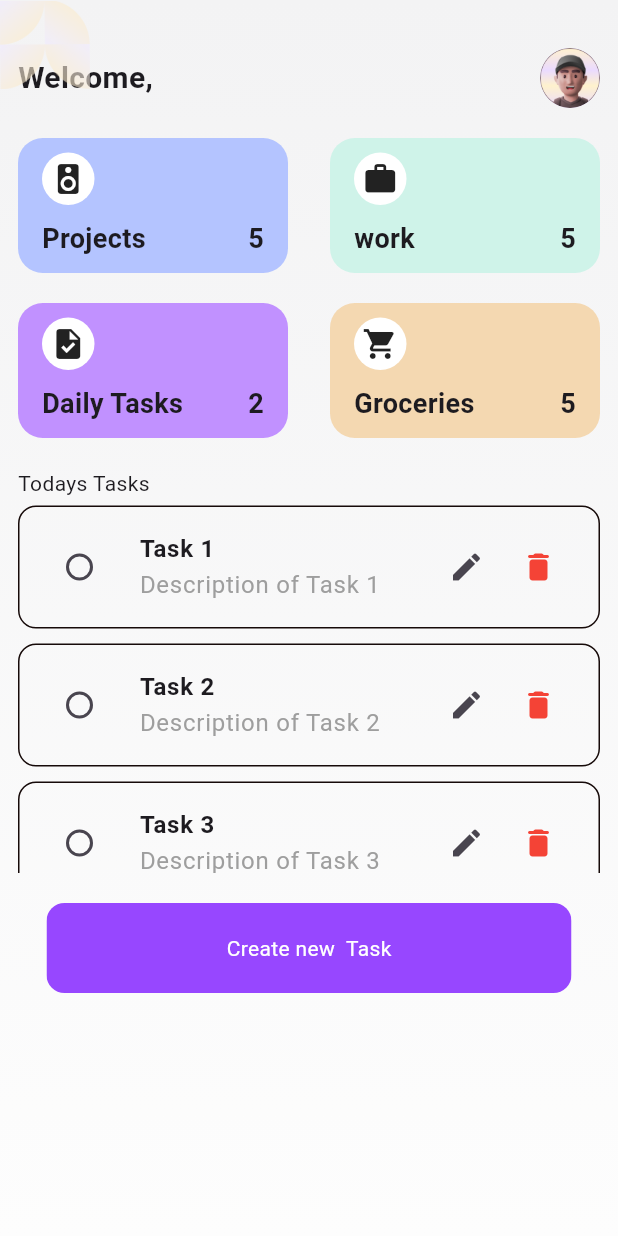
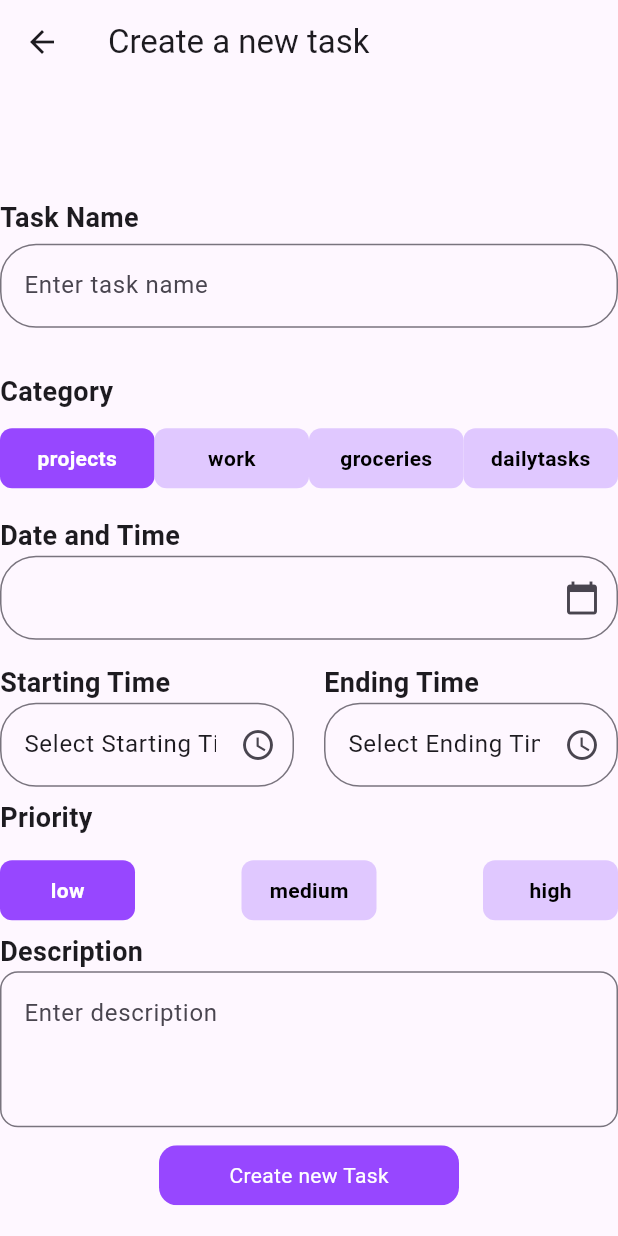
Before and after one commit to BilalYamin127/Todo, a Flutter app: the HomeScreen screen opened directly with empty values, after a tap on an icon or button, on a phone screen of 412 x 824 dp. Run offline on Flutter 3.47's test engine with Material 3 defaults, Android fonts, the phone set to English and light mode, and no system bars; our stand-ins replace cloud_firestore, firebase_auth, firebase_core, flutter_riverpod, freezed_annotation; accounts and stored records are empty.

Commit message:
update task

```diff
--- a/lib/Providers/login_provider.dart
+++ b/lib/Providers/login_provider.dart
@@ -1,9 +1,8 @@
-// import 'package:flutter_riverpod/flutter_riverpod.dart';
+import 'package:firebase_project/model/user/user_model.dart';
+import 'package:flutter_riverpod/flutter_riverpod.dart';
+// Import your UserModel class
 
-// class LoginNotifier extends Notifier<> {
-//   @override
-//    build() {
-//     return ;
-//   }
-// }
-// final Provider = NotifierProvider<LoginNotifier, >(.new);
+final userModelProvider = Provider<UserModel>((ref) {
+  // Initialize your UserModel here
+  return UserModel(); // Replace with your initialization logic
+});
--- /dev/null
+++ b/lib/converter/time_of_day_converter.dart
@@ -0,0 +1,17 @@
+import 'package:flutter/material.dart';
+import 'package:json_annotation/json_annotation.dart';
+
+class TimeOfDayConverter implements JsonConverter<TimeOfDay, String> {
+  const TimeOfDayConverter();
+
+  @override
+  TimeOfDay fromJson(String json) {
+    final parts = json.split(':');
+    return TimeOfDay(hour: int.parse(parts[0]), minute: int.parse(parts[1]));
+  }
+
+  @override
+  String toJson(TimeOfDay object) {
+    return '${object.hour}:${object.minute}';
+  }
+}
--- a/lib/main.dart
+++ b/lib/main.dart
@@ -19,6 +19,7 @@ class MyApp extends StatelessWidget {
   @override
   Widget build(BuildContext context) {
     return MaterialApp(
+      debugShowCheckedModeBanner: false,
       theme: ThemeData(
         primarySwatch: Colors.teal,
       ),
--- a/lib/model/User/user_model.dart
+++ b/lib/model/User/user_model.dart
@@ -1,17 +1,33 @@
+// import 'package:freezed_annotation/freezed_annotation.dart';
+
+// part 'user_model.freezed.dart';
+// part 'user_model.g.dart';
+
+// @freezed
+// class UserModel with _$UserModel {
+//   const factory UserModel({
+//     String? id,
+//     String? email,
+//     String? username,
+//     String? password,
+//   }) = _UserModel;
+
+//   factory UserModel.fromJson(Map<String, dynamic> json) =>
+//       _$UserModelFromJson(json); // Corrected method name
+// }
 import 'package:freezed_annotation/freezed_annotation.dart';
 
 part 'user_model.freezed.dart';
 part 'user_model.g.dart';
 
 @freezed
-class UserModel with _$UserModel {
-  const factory UserModel({
+abstract class UserModel with _$UserModel {
+  factory UserModel({
     String? id,
-    required String email,
-    required String username,
-    required String password,
+    String? email,
+    String? username,
+    String? password,
   }) = _UserModel;
-
   factory UserModel.fromJson(Map<String, dynamic> json) =>
-      _$UserModelFromJson(json); // Corrected method name
+      _$UserModelFromJson(json);
 }
--- /dev/null
+++ b/lib/model/task/task_model.dart
@@ -0,0 +1,23 @@
+import 'package:firebase_project/converter/time_of_day_converter.dart';
+import 'package:firebase_project/ui/auth/Screen/task_screen.dart';
+
+import 'package:flutter/material.dart';
+import 'package:freezed_annotation/freezed_annotation.dart';
+
+part 'task_model.freezed.dart';
+part 'task_model.g.dart';
+
+@freezed
+abstract class TaskModel with _$TaskModel {
+  factory TaskModel(
+      Categoryenum taskCategory,
+      Priorityenum taskPriority,
+      DateTime taskDate,
+      @TimeOfDayConverter() TimeOfDay taskStartTime,
+      @TimeOfDayConverter() TimeOfDay taskEndTime,
+      String taskDescription,
+      String? Id,
+      String taskname) = _TaskModel;
+  factory TaskModel.fromJson(Map<String, dynamic> json) =>
+      _$TaskModelFromJson(json);
+}
--- a/lib/repositiry/user_signup_repositiry.dart
+++ b/lib/repositiry/user_signup_repositiry.dart
@@ -1,15 +1,15 @@
 import 'package:cloud_firestore/cloud_firestore.dart';
 import 'package:firebase_auth/firebase_auth.dart';
-import 'package:firebase_project/model/User/user_model.dart';
+import 'package:firebase_project/model/user/user_model.dart';
+import 'package:flutter_riverpod/flutter_riverpod.dart';
 
 class UserSignUpRepo {
   Future<void> storeUserDataInFirestore(User user, UserModel userModel) async {
     try {
       final firestore = FirebaseFirestore.instance;
       final userCollection = firestore.collection('Users');
-      final userData = userModel.toJson();
+      final userData = userModel.toJson(); // Convert userModel to JSON
       await userCollection.add(userData);
-
       print('User data stored in Firestore successfully');
     } catch (e) {
       print('Error storing user data: $e');
@@ -32,6 +32,7 @@ class UserSignUpRepo {
         password: password,
         id: user.uid,
       );
+
       await storeUserDataInFirestore(user, userModel);
       print('User data stored in Firestore successfully');
     } catch (e) {
@@ -39,3 +40,8 @@ class UserSignUpRepo {
     }
   }
 }
+
+final userModelProvider = Provider<UserModel>((ref) {
+  // Initialize your UserModel here
+  return UserModel(); // Example initialization, replace with your logic
+});
--- a/lib/ui/auth/Screen/home_screen.dart
+++ b/lib/ui/auth/Screen/home_screen.dart
@@ -1,4 +1,5 @@
 import 'package:firebase_project/ui/auth/Screen/logout_screen.dart';
+import 'package:firebase_project/ui/auth/Screen/task_screen.dart';
 import 'package:firebase_project/widgets/container.dart';
 import 'package:flutter/material.dart';
 import 'package:firebase_auth/firebase_auth.dart';
@@ -19,11 +20,6 @@ class _HomeScreenState extends State<HomeScreen> {
   }
 
   int _selectedIndex = -1;
-  // bool isChecked = false;
-  // List<bool> _isCheckedList = List.generate(
-  //     10,
-  //     (index) =>
-  //         false); // Initialize a list to track the state of each checkbox
 
   @override
   Widget build(BuildContext context) {
@@ -178,7 +174,10 @@ class _HomeScreenState extends State<HomeScreen> {
                     borderRadius: BorderRadius.circular(12),
                     child: InkWell(
                       onTap: () {
-                        print('create new user');
+                        Navigator.push(
+                            context,
+                            MaterialPageRoute(
+                                builder: (context) => const TasksScreen()));
                       },
                       child: Container(
                           height: 60,
--- a/lib/ui/auth/Screen/logout_screen.dart
+++ b/lib/ui/auth/Screen/logout_screen.dart
@@ -1,6 +1,5 @@
 import 'package:firebase_auth/firebase_auth.dart';
 import 'package:firebase_project/ui/auth/Screen/login_screen.dart';
-import 'package:flutter/cupertino.dart';
 
 import 'package:flutter/material.dart';
 
@@ -132,7 +131,7 @@ class _LogOutState extends State<LogOut> {
             left: 12,
             top: 0,
             child: IconButton(
-              icon: Icon(Icons.arrow_back),
+              icon: const Icon(Icons.arrow_back),
               onPressed: () {
                 Navigator.pop(context);
               },
--- a/lib/ui/auth/Screen/task_screen.dart
+++ b/lib/ui/auth/Screen/task_screen.dart
@@ -0,0 +1,391 @@
+import 'package:flutter/material.dart';
+
+import 'package:intl/intl.dart';
+
+enum Categoryenum { projects, work, groceries, dailytasks }
+
+enum Priorityenum { low, medium, high }
+
+class TasksScreen extends StatefulWidget {
+  const TasksScreen({Key? key}) : super(key: key);
+
+  @override
+  State<TasksScreen> createState() => _TasksScreenState();
+}
+
+class _TasksScreenState extends State<TasksScreen> {
+  final _formKey = GlobalKey<FormState>();
+
+  TextEditingController taskNameController = TextEditingController();
+  TextEditingController descriptionController = TextEditingController();
+
+  Categoryenum? selectedCategory;
+  Priorityenum? selectedPriority;
+  DateTime? _selectedDate;
+  TimeOfDay? _selectedStartTime;
+  TimeOfDay? _selectedEndTime;
+
+  Future<void> _selectDate(BuildContext context) async {
+    DateTime? pickedDate = await showDatePicker(
+      context: context,
+      initialDate: DateTime.now(),
+      firstDate: DateTime(2020),
+      lastDate: DateTime(2101),
+    );
+    if (pickedDate != null) {
+      setState(() {
+        _selectedDate = pickedDate;
+      });
+    }
+  }
+
+  Future<void> _selectTime(BuildContext context, bool isStartTime) async {
+    TimeOfDay? pickedTime = await showTimePicker(
+      context: context,
+      initialTime: isStartTime
+          ? _selectedStartTime ?? TimeOfDay.now()
+          : _selectedEndTime ?? TimeOfDay.now(),
+    );
+    if (pickedTime != null) {
+      setState(() {
+        if (isStartTime) {
+          _selectedStartTime = pickedTime;
+        } else {
+          _selectedEndTime = pickedTime;
+        }
+      });
+    }
+  }
+
+  @override
+  @override
+  void initState() {
+    super.initState();
+    selectedCategory = Categoryenum.projects;
+    selectedPriority = Priorityenum.low;
+  }
+
+  @override
+  Widget build(BuildContext context) {
+    return Scaffold(
+      appBar: AppBar(
+        title: const Text('Create a new task'),
+      ),
+      body: SingleChildScrollView(
+        scrollDirection: Axis.vertical,
+        child: Container(
+          height: MediaQuery.of(context).size.height,
+          width: double.infinity,
+          child: Form(
+            key: _formKey,
+            child: Column(
+              crossAxisAlignment: CrossAxisAlignment.stretch,
+              mainAxisAlignment: MainAxisAlignment.center,
+              children: [
+                const SizedBox(
+                  height: 30,
+                  child: Text(
+                    'Task Name',
+                    style: TextStyle(
+                      fontWeight: FontWeight.bold,
+                      fontSize: 18,
+                    ),
+                  ),
+                ),
+                // const SizedBox(height: 8),
+                SizedBox(
+                  height: 70,
+                  child: TextFormField(
+                    controller: taskNameController,
+                    validator: (value) {
+                      if (value == null || value.isEmpty) {
+                        return 'Please enter task name';
+                      }
+                      return null;
+                    },
+                    decoration: InputDecoration(
+                      hintText: 'Enter task name',
+                      border: OutlineInputBorder(
+                        borderRadius: BorderRadius.circular(24),
+                      ),
+                    ),
+                  ),
+                ),
+                const SizedBox(height: 16),
+                const SizedBox(
+                  child: Text(
+                    'Category',
+                    style: TextStyle(
+                      fontWeight: FontWeight.bold,
+                      fontSize: 18,
+                    ),
+                  ),
+                ),
+                // const SizedBox(height: 15),
+                SizedBox(
+                  height: 70,
+                  child: Row(
+                    mainAxisAlignment: MainAxisAlignment.spaceBetween,
+                    children: Categoryenum.values.map((category) {
+                      return Expanded(
+                        child: GestureDetector(
+                          onTap: () {
+                            setState(() {
+                              selectedCategory = category;
+                            });
+                          },
+                          child: Container(
+                            height: 40,
+                            width: 90,
+                            margin: const EdgeInsets.only(bottom: 8),
+                            padding: const EdgeInsets.all(8),
+                            decoration: BoxDecoration(
+                              color: selectedCategory == category
+                                  ? const Color.fromARGB(255, 151, 71, 255)
+                                  : const Color.fromARGB(255, 224, 200, 255),
+                              borderRadius: BorderRadius.circular(8),
+                            ),
+                            child: Center(
+                              child: Text(
+                                category.toString().split('.').last,
+                                style: TextStyle(
+                                  color: selectedCategory == category
+                                      ? Colors.white
+                                      : Colors.black,
+                                  fontWeight: FontWeight.bold,
+                                ),
+                              ),
+                            ),
+                          ),
+                        ),
+                      );
+                    }).toList(),
+                  ),
+                ),
+                const Text(
+                  'Date and Time ',
+                  style: TextStyle(
+                    fontWeight: FontWeight.bold,
+                    fontSize: 18,
+                  ),
+                ),
+                SizedBox(
+                  height: 60,
+                  child: TextFormField(
+                    readOnly: true,
+                    onTap: () => _selectDate(context),
+                    validator: (value) {
+                      if (_selectedDate == null) {
+                        return 'Please select a date';
+                      }
+                      return null;
+                    },
+                    controller: TextEditingController(
+                      text: _selectedDate != null
+                          ? DateFormat('dd MMM, EEEE').format(_selectedDate!)
+                          : '',
+                    ),
+                    decoration: const InputDecoration(
+                      suffixIcon: Icon(Icons.calendar_today),
+                      border: OutlineInputBorder(
+                        borderRadius: BorderRadius.all(Radius.circular(24)),
+                      ),
+                    ),
+                  ),
+                ),
+                const SizedBox(height: 12),
+                SizedBox(
+                  height: 90,
+                  child: Row(
+                    mainAxisAlignment: MainAxisAlignment.spaceBetween,
+                    crossAxisAlignment: CrossAxisAlignment.center,
+                    children: [
+                      Expanded(
+                        child: Column(
+                          crossAxisAlignment: CrossAxisAlignment.stretch,
+                          children: [
+                            const Text(
+                              'Starting Time',
+                              style: TextStyle(
+                                fontWeight: FontWeight.bold,
+                                fontSize: 18,
+                              ),
+                            ),
+                            TextFormField(
+                              readOnly: true,
+                              onTap: () => _selectTime(context, true),
+                              validator: (value) {
+                                if (_selectedStartTime == null) {
+                                  return 'Please select starting time';
+                                }
+                                return null;
+                              },
+                              controller: TextEditingController(
+                                text: _selectedStartTime != null
+                                    ? '${_selectedStartTime!.format(context)}'
+                                    : 'Select Starting Time',
+                              ),
+                              decoration: const InputDecoration(
+                                suffixIcon: Icon(Icons.access_time),
+                                border: OutlineInputBorder(
+                                  borderRadius:
+                                      BorderRadius.all(Radius.circular(24)),
+                                ),
+                              ),
+                            ),
+                          ],
+                        ),
+                      ),
+                      const SizedBox(width: 20),
+                      Expanded(
+                        child: Column(
+                          crossAxisAlignment: CrossAxisAlignment.stretch,
+                          children: [
+                            const Text(
+                              'Ending Time',
+                              style: TextStyle(
+                                fontWeight: FontWeight.bold,
+                                fontSize: 18,
+                              ),
+                            ),
+                            TextFormField(
+                              readOnly: true,
+                              onTap: () => _selectTime(context, false),
+                              validator: (value) {
+                                if (_selectedEndTime == null) {
+                                  return 'Please select ending time';
+                                }
+                                return null;
+                              },
+                              controller: TextEditingController(
+                                text: _selectedEndTime != null
+                                    ? '${_selectedEndTime!.format(context)}'
+                                    : 'Select Ending Time',
+                              ),
+                              decoration: const InputDecoration(
+                                suffixIcon: Icon(Icons.access_time),
+                                border: OutlineInputBorder(
+                                  borderRadius:
+                                      BorderRadius.all(Radius.circular(24)),
+                                ),
+                              ),
+                            ),
+                          ],
+                        ),
+                      ),
+                    ],
+                  ),
+                ),
+                const Text(
+                  'Priority',
+                  style: TextStyle(
+                    fontWeight: FontWeight.bold,
+                    fontSize: 18,
+                  ),
+                ),
+                const SizedBox(height: 15),
+                SizedBox(
+                  child: Row(
+                    mainAxisAlignment: MainAxisAlignment.spaceBetween,
+                    children: Priorityenum.values.map((priority) {
+                      return GestureDetector(
+                        onTap: () {
+                          setState(() {
+                            selectedPriority = priority;
+                          });
+                        },
+                        child: Container(
+                          height: 40,
+                          width: 90,
+                          margin: const EdgeInsets.only(bottom: 8),
+                          padding: const EdgeInsets.all(8),
+                          decoration: BoxDecoration(
+                            color: selectedPriority == priority
+                                ? const Color.fromARGB(255, 151, 71, 255)
+                                : const Color.fromARGB(255, 224, 200, 255),
+                            borderRadius: BorderRadius.circular(8),
+                          ),
+                          child: Center(
+                            child: Text(
+                              priority.toString().split('.').last,
+                              style: TextStyle(
+                                color: selectedPriority == priority
+                                    ? Colors.white
+                                    : Colors.black,
+                                fontWeight: FontWeight.bold,
+                              ),
+                            ),
+                          ),
+                        ),
+                      );
+                    }).toList(),
+                  ),
+                ),
+                const Text(
+                  'Description',
+                  style: TextStyle(
+                    fontWeight: FontWeight.bold,
+                    fontSize: 18,
+                  ),
+                ),
+                SizedBox(
+                  child: TextFormField(
+                    controller: descriptionController,
+                    maxLines: 3,
+                    decoration: const InputDecoration(
+                      hintText: 'Enter description',
+                      border: OutlineInputBorder(
+                        borderRadius: BorderRadius.all(Radius.circular(12)),
+                      ),
+                    ),
+                    validator: (value) {
+                      if (value == null) {
+                        return 'please enter description';
+                      }
+                    },
+                  ),
+                ),
+                const SizedBox(height: 12),
+                SizedBox(
+                  child: Row(
+                    mainAxisAlignment: MainAxisAlignment.center,
+                    children: [
+                      ClipRRect(
+                        borderRadius: BorderRadius.circular(12),
+                        child: InkWell(
+                          onTap: () {
+                            if (_formKey.currentState!.validate()) {
+                              print('Task Name: ${taskNameController.text}');
+                              print('Category: $selectedCategory');
+                              print('Date: $_selectedDate');
+                              print('Starting Time: $_selectedStartTime');
+                              print('Ending Time: $_selectedEndTime');
+                              print('Priority: $selectedPriority');
+                              print(
+                                  'Description: ${descriptionController.text}');
+                            }
+                          },
+                          child: Container(
+                            height: 40,
+                            width: 200,
+                            color: const Color.fromARGB(255, 151, 71, 255),
+                            child: const Center(
+                              child: Text(
+                                'Create new Task',
+                                style: TextStyle(color: Colors.white),
+                              ),
+                            ),
+                          ),
+                        ),
+                      ),
+                    ],
+                  ),
+                ),
+              ],
+            ),
+          ),
+        ),
+      ),
+    );
+  }
+}
--- a/pubspec.yaml
+++ b/pubspec.yaml
@@ -43,6 +43,7 @@ dependencies:
   freezed_annotation: ^2.4.1
   json_annotation: ^4.8.1
   flutter_riverpod: ^2.5.1
+  intl: ^0.19.0
 
 
 dev_dependencies:
```
Also changed, not shown: assets/images/create_task_bottom_right.png (added), assets/images/create_task_top_left.png (added), lib/Providers/task_add_provider.dart (added), lib/model/User/user_model.freezed.dart, lib/model/User/user_model.g.dart, lib/model/task/task_model.freezed.dart (added), lib/model/task/task_model.g.dart (added), pubspec.lock.
